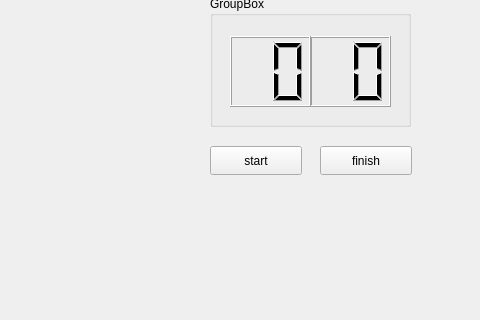
Old version of the form timer/widget.ui in the repository Liyh04/2205; both pictures show x 320 to 800 and y 164 to 484 of the 800 by 600 pixel window.
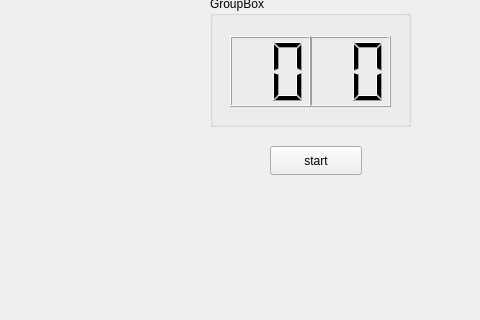
New version of the form.

Diff of the .ui file:
```diff
--- a/timer/widget.ui
+++ b/timer/widget.ui
@@ -61,7 +61,7 @@
   <widget class="QPushButton" name="Btnstart">
    <property name="geometry">
     <rect>
-     <x>530</x>
+     <x>590</x>
      <y>310</y>
      <width>92</width>
      <height>29</height>
@@ -71,19 +71,6 @@
     <string>start</string>
    </property>
   </widget>
-  <widget class="QPushButton" name="Btnstop">
-   <property name="geometry">
-    <rect>
-     <x>640</x>
-     <y>310</y>
-     <width>92</width>
-     <height>29</height>
-    </rect>
-   </property>
-   <property name="text">
-    <string>finish</string>
-   </property>
-  </widget>
  </widget>
  <resources/>
  <connections/>
```
